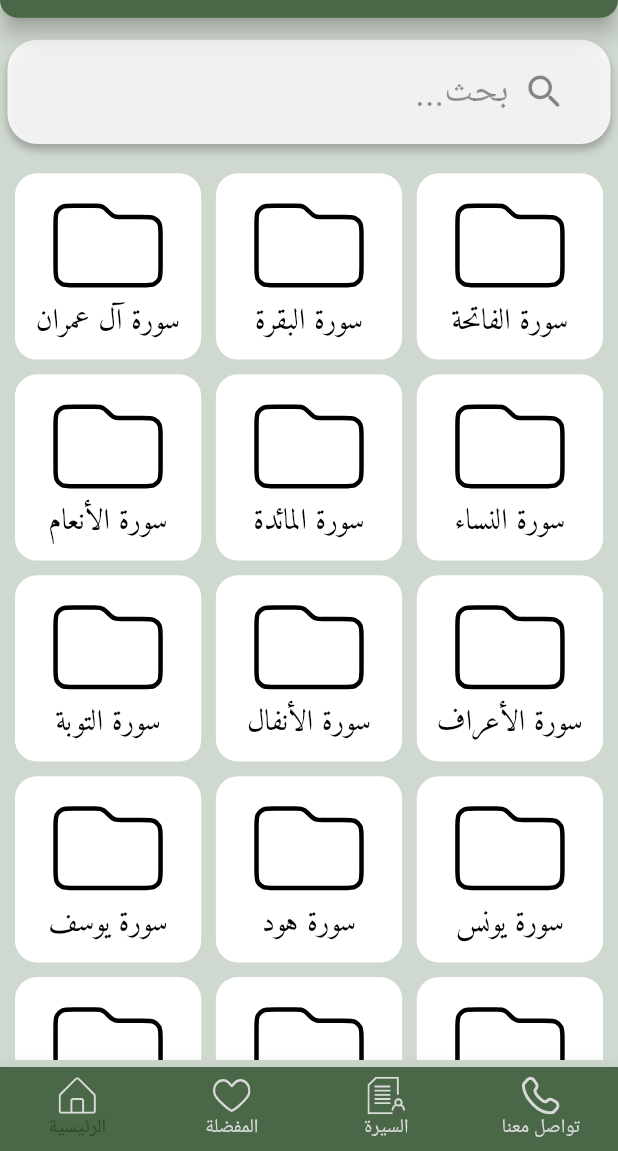
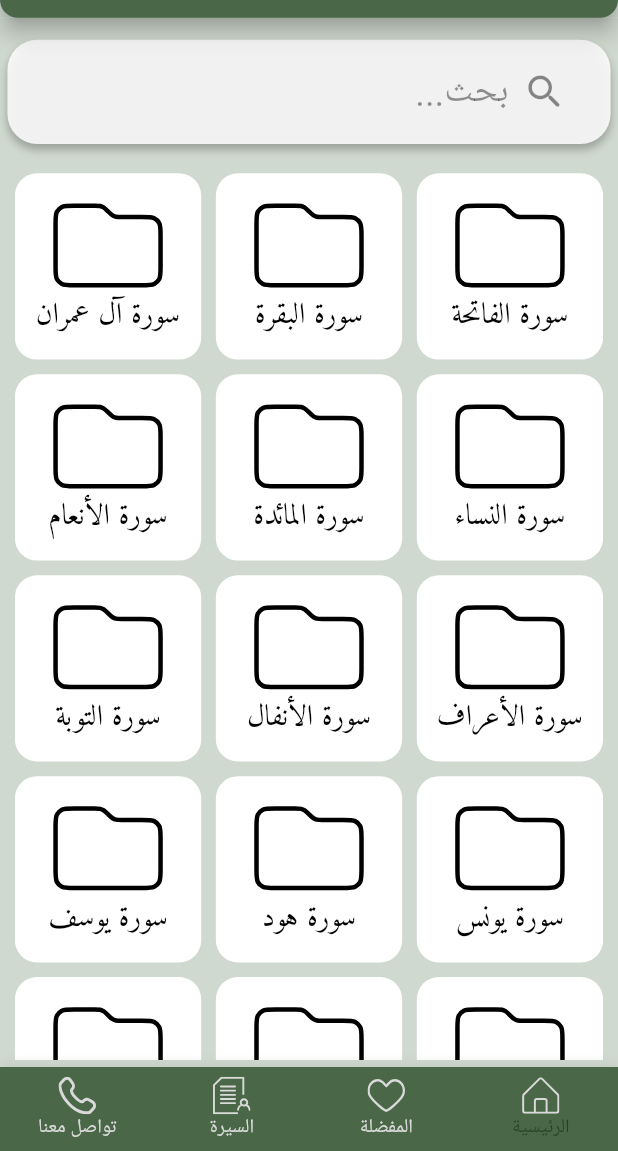
Before and after one commit to elhusseinn/Torath, a Flutter app: the HomeTabs screen opened directly, after a tap on "المصحف المجود", on a phone screen of 412 x 824 dp, the part 85-1236 px from its top. Run offline on Flutter 3.47's test engine with Material 2 defaults, Android fonts, the phone set to English and light mode, and no system bars; our stand-ins replace animated_splash_screen, dots_indicator, flutter_animate, flutter_screenutil, flutter_svg, shared_preferences; accounts and stored records are empty; Roboto replaces fonts that are missing (IBM Plex Sans); project files that could hold a hidden picture were left out.

Commit message:
UI edits

```diff
--- a/lib/core/commonWidgets/homeScreen/bottom_navigation_bar.dart
+++ b/lib/core/commonWidgets/homeScreen/bottom_navigation_bar.dart
@@ -32,8 +32,10 @@ class _BottomNavBarState extends State<BottomNavBar> {
     );
   }
 
-  BottomNavigationBar buildBottomNavigationBar() {
-    return BottomNavigationBar(
+  Directionality buildBottomNavigationBar() {
+    return Directionality(
+      textDirection: TextDirection.rtl,
+      child: BottomNavigationBar(
         type: BottomNavigationBarType.fixed,
         elevation: 0,
         selectedItemColor: const Color(0xFF224520),
@@ -79,6 +81,7 @@ class _BottomNavBarState extends State<BottomNavBar> {
           widget.onSelect(index);
         },
         backgroundColor: const Color(0xFF4A6848),
+      ),
     );
   }
 
--- a/lib/core/utils/globals.dart
+++ b/lib/core/utils/globals.dart
@@ -6,7 +6,7 @@ import '../../screens/homeScreen/home_screen.dart';
 import '../../screens/seraScreen/sera_screen.dart';
 
 class Globals {
-  static const List<String> quranSorahNames = [
+  static final List<String> quranSorahNames = [
     "الفاتحة",
     "البقرة",
     "آل عمران",
@@ -123,10 +123,10 @@ class Globals {
     "الناس"
   ];
 
-  static const List<Widget> navBarPageList = [
-    HomeScreen(),
-    FavouriteScreen(),
-    SeraScreen(),
-    ContactUsScreen(),
+  static final List<Widget> navBarPageList = [
+    const HomeScreen(),
+    const FavouriteScreen(),
+    const SeraScreen(),
+    const ContactUsScreen(),
   ];
 }
--- a/lib/screens/mahafelScreen/widgets/surah_folder_item.dart
+++ b/lib/screens/mahafelScreen/widgets/surah_folder_item.dart
@@ -26,7 +26,7 @@ class SurahFolderItem extends StatelessWidget {
             child: SvgPicture.asset(AssetsCatalog.folderIcon),
           ),
           SizedBox(
-            height: 5.h,
+            height: 1.5.h,
           ),
           RtlText(
             content: "سورة $surahName",
```
Lines whose indentation alone changed are shown as unchanged.
